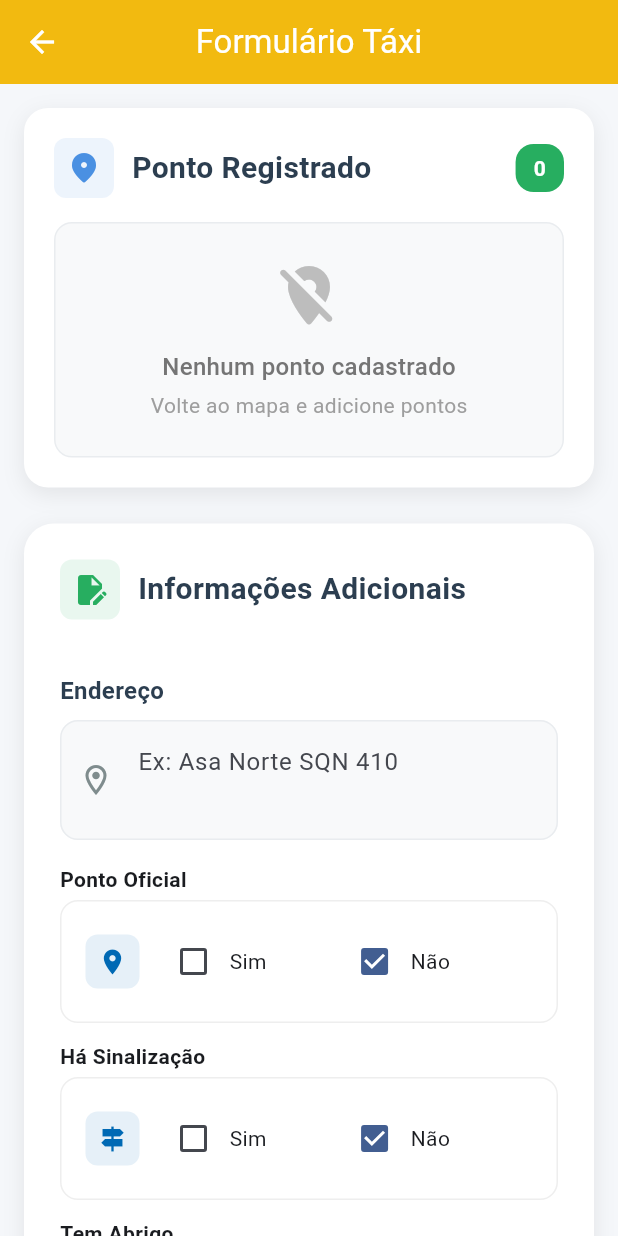
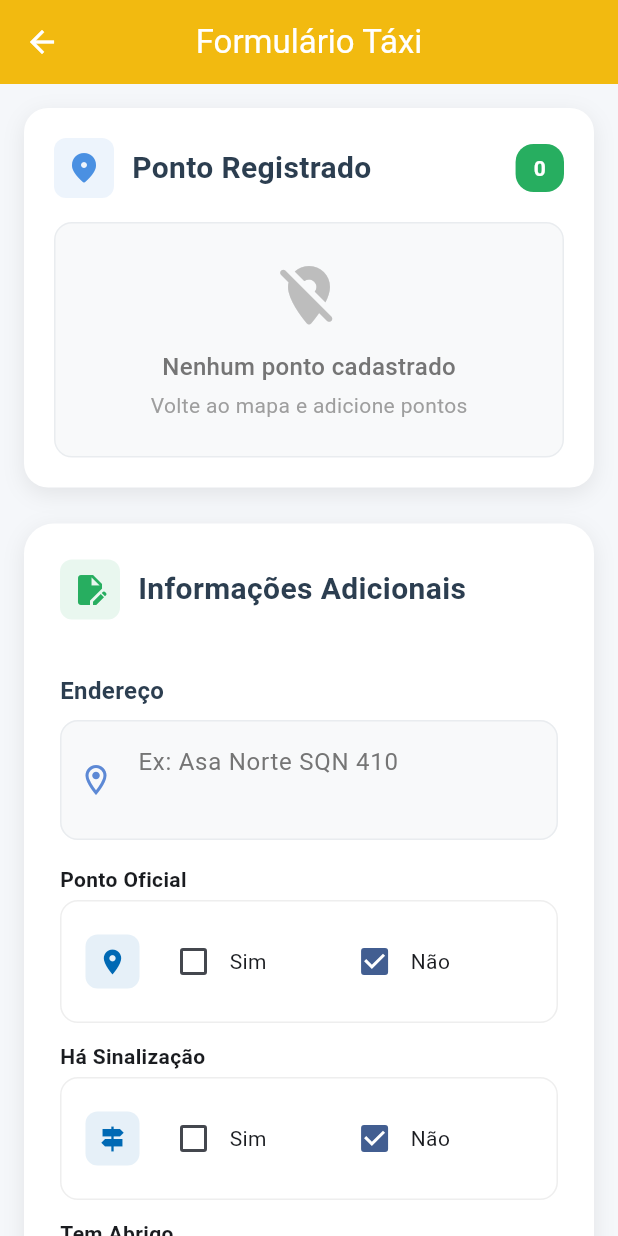
Before and after one commit to adalbertocarv/ponto_taxi_df, a Flutter app: the FormularioTaxi screen opened directly with empty values, on a phone screen of 412 x 824 dp. Run offline on Flutter 3.47's test engine with Material 3 defaults, Android fonts, the phone set to English and light mode, and no system bars; our stand-ins replace audioplayers, curved_navigation_bar, flutter_map, flutter_speed_dial, geolocator, image_picker and 3 more; missing offline and left inert: flutter_confetti; accounts and stored records are empty; statements that could not run were skipped.

Commit message:
-textfield estilizado para modo dark

```diff
--- a/lib/views/widgets/formulario/secoes_formulario/custom_text_field.dart
+++ b/lib/views/widgets/formulario/secoes_formulario/custom_text_field.dart
@@ -1,4 +1,7 @@
 import 'package:flutter/material.dart';
+import 'package:provider/provider.dart';
+import '../../../../providers/themes/tema_provider.dart';
+
 class CustomTextField extends StatelessWidget {
   final TextEditingController controller;
   final String label;
@@ -19,15 +22,20 @@ class CustomTextField extends StatelessWidget {
 
   @override
   Widget build(BuildContext context) {
+    final themeProvider = context.watch<ThemeProvider>();
+    final theme = Theme.of(context);
+
     return Column(
       crossAxisAlignment: CrossAxisAlignment.start,
       children: [
         Text(
           label,
-          style: const TextStyle(
+          style: TextStyle(
             fontSize: 16,
             fontWeight: FontWeight.w600,
-            color: Color(0xFF2C3E50),
+            color: themeProvider.isDarkMode
+                ? Colors.white
+                : const Color(0xFF2C3E50),
           ),
         ),
         const SizedBox(height: 8),
@@ -35,23 +43,64 @@ class CustomTextField extends StatelessWidget {
           controller: controller,
           maxLines: maxLines,
           keyboardType: keyboardType,
+          style: TextStyle(
+            color: themeProvider.isDarkMode ? Colors.white : Colors.black87,
+          ),
           decoration: InputDecoration(
             hintText: hint,
-            prefixIcon: Icon(icon, color: const Color(0xFF7F8C8D)),
+            hintStyle: TextStyle(
+              color: themeProvider.isDarkMode
+                  ? Colors.grey.shade400
+                  : Colors.grey.shade600,
+            ),
+            prefixIcon: Icon(
+              icon,
+              color: themeProvider.primaryColor,
+            ),
             border: OutlineInputBorder(
               borderRadius: BorderRadius.circular(12),
-              borderSide: const BorderSide(color: Color(0xFFE9ECEF)),
+              borderSide: BorderSide(
+                color: themeProvider.isDarkMode
+                    ? Colors.grey.shade700
+                    : const Color(0xFFE9ECEF),
+              ),
             ),
             focusedBorder: OutlineInputBorder(
               borderRadius: BorderRadius.circular(12),
-              borderSide: const BorderSide(color: Color(0xFF4A90E2), width: 2),
+              borderSide: BorderSide(
+                color: themeProvider.primaryColor,
+                width: 2,
+              ),
             ),
             enabledBorder: OutlineInputBorder(
               borderRadius: BorderRadius.circular(12),
-              borderSide: const BorderSide(color: Color(0xFFE9ECEF)),
+              borderSide: BorderSide(
+                color: themeProvider.isDarkMode
+                    ? Colors.grey.shade700
+                    : const Color(0xFFE9ECEF),
+              ),
+            ),
+            errorBorder: OutlineInputBorder(
+              borderRadius: BorderRadius.circular(12),
+              borderSide: BorderSide(
+                color: themeProvider.isDarkMode
+                    ? Colors.red.shade400
+                    : Colors.red.shade600,
+              ),
+            ),
+            focusedErrorBorder: OutlineInputBorder(
+              borderRadius: BorderRadius.circular(12),
+              borderSide: BorderSide(
+                color: themeProvider.isDarkMode
+                    ? Colors.red.shade400
+                    : Colors.red.shade600,
+                width: 2,
+              ),
             ),
             filled: true,
-            fillColor: const Color(0xFFF8F9FA),
+            fillColor: themeProvider.isDarkMode
+                ? const Color(0xFF2A2A2A)
+                : const Color(0xFFF8F9FA),
             contentPadding: const EdgeInsets.all(16),
           ),
         ),
```
